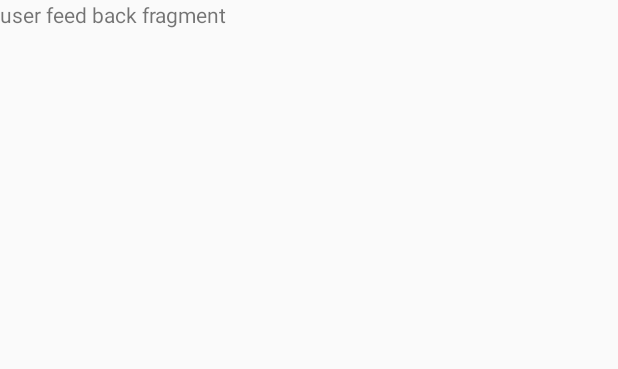
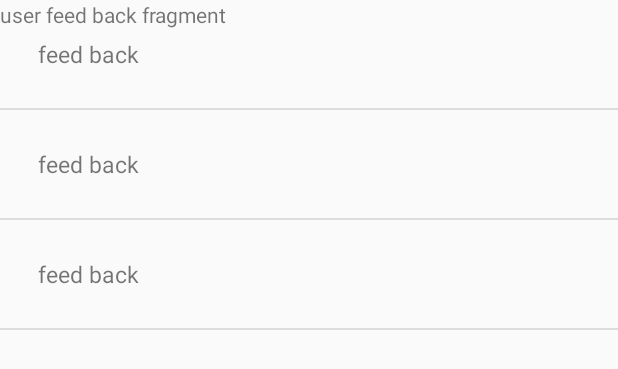
Before and after one commit to IR-Qureshi/level1-ParkingSystem, an Android app: the layout fragment_user_fb.xml on its own in the app's theme, with its tools: preview values and no code run, on a phone screen of 412 x 824 dp. Shown: the top 369 px of the screen. Run offline under Robolectric (Android 15) with nearby library versions, the phone set to English and light mode, and no system bars.

Commit message:
setting the list views

```diff
--- a/app/src/main/res/layout/custom_user_feedback.xml
+++ b/app/src/main/res/layout/custom_user_feedback.xml
@@ -7,5 +7,6 @@
     android:layout_width="wrap_content"
     android:layout_height="wrap_content"
     android:text="feed back"
-    android:textSize="15sp"/>
+    android:textSize="15sp"
+    android:id="@+id/c_userfb"/>
 </LinearLayout>
--- a/app/src/main/res/layout/fragment_park_alloted_frament.xml
+++ b/app/src/main/res/layout/fragment_park_alloted_frament.xml
@@ -9,5 +9,10 @@
         android:layout_width="match_parent"
         android:layout_height="match_parent"
         android:text="park alloted fragment" />
+    <ListView
+        android:layout_width="match_parent"
+        android:layout_height="match_parent"
+        android:id="@+id/List_parkAllot"
+        tools:listitem="@layout/custom_user_info"/>
 
 </FrameLayout>
--- a/app/src/main/res/layout/fragment_user_fb.xml
+++ b/app/src/main/res/layout/fragment_user_fb.xml
@@ -11,4 +11,9 @@
         android:layout_height="match_parent"
         android:text="user feed back fragment" />
 
+    <ListView
+        android:layout_width="match_parent"
+        android:layout_height="match_parent"
+        android:id="@+id/List_usrfb"
+        tools:listitem="@layout/custom_user_feedback"/>
 </FrameLayout>
```
Also changed, not shown: app/src/main/java/com/example/dellpc/parkingmanagement/UserBookAdapter.java (+34 -1 lines), app/src/main/java/com/example/dellpc/parkingmanagement/UserFBAdapter.java (+26 -1 lines).
